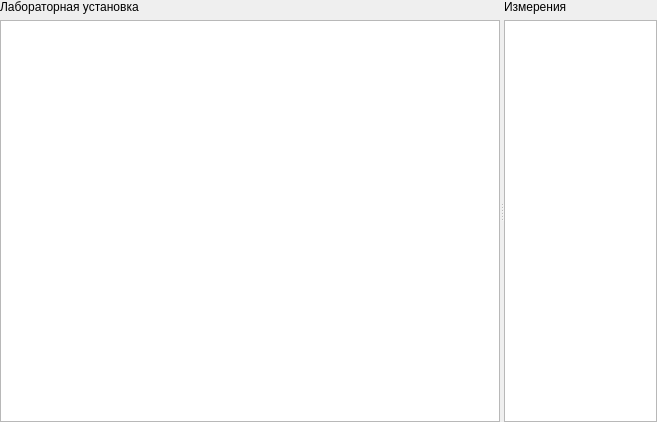
Kracav4ik/LabSimulator2019, file src/labs/lab3/lab3.ui: the form before one commit.
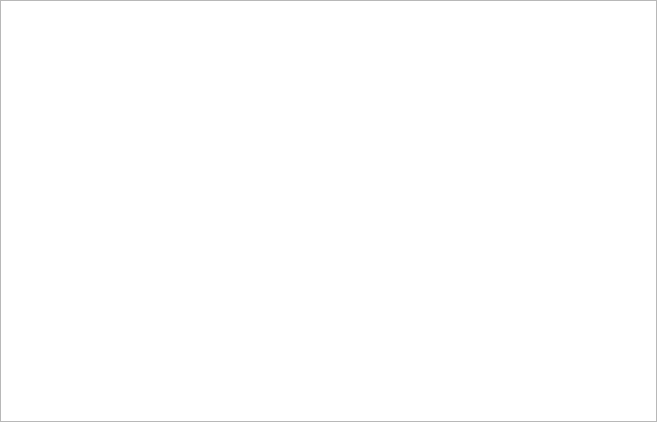
The form after the commit.

```diff
--- a/src/labs/lab3/lab3.ui
+++ b/src/labs/lab3/lab3.ui
@@ -13,7 +13,7 @@
   <property name="windowTitle">
    <string>Form</string>
   </property>
-  <layout class="QVBoxLayout" name="verticalLayout_3">
+  <layout class="QVBoxLayout" name="verticalLayout">
    <property name="spacing">
     <number>0</number>
    </property>
@@ -30,32 +30,6 @@
     <number>0</number>
    </property>
    <item>
-    <widget class="QSplitter" name="splitter">
-     <property name="sizePolicy">
-      <sizepolicy hsizetype="Expanding" vsizetype="Expanding">
-       <horstretch>0</horstretch>
-       <verstretch>0</verstretch>
-      </sizepolicy>
-     </property>
-     <property name="orientation">
-      <enum>Qt::Horizontal</enum>
-     </property>
-     <property name="childrenCollapsible">
-      <bool>false</bool>
-     </property>
-     <widget class="QWidget" name="layoutWidget_2">
-      <layout class="QVBoxLayout" name="verticalLayout_2">
-       <item>
-        <widget class="QLabel" name="label">
-         <property name="layoutDirection">
-          <enum>Qt::LeftToRight</enum>
-         </property>
-         <property name="text">
-          <string>Лабораторная установка</string>
-         </property>
-        </widget>
-       </item>
-       <item>
         <widget class="QGraphicsView" name="labInstallment">
          <property name="minimumSize">
           <size>
@@ -69,24 +43,6 @@
          <property name="horizontalScrollBarPolicy">
           <enum>Qt::ScrollBarAlwaysOff</enum>
          </property>
-        </widget>
-       </item>
-      </layout>
-     </widget>
-     <widget class="QWidget" name="layoutWidget">
-      <layout class="QVBoxLayout" name="verticalLayout">
-       <item>
-        <widget class="QLabel" name="label_2">
-         <property name="text">
-          <string>Измерения</string>
-         </property>
-        </widget>
-       </item>
-       <item>
-        <widget class="QTableWidget" name="tableWidget"/>
-       </item>
-      </layout>
-     </widget>
     </widget>
    </item>
   </layout>
```
Lines whose indentation alone changed are shown as unchanged.
